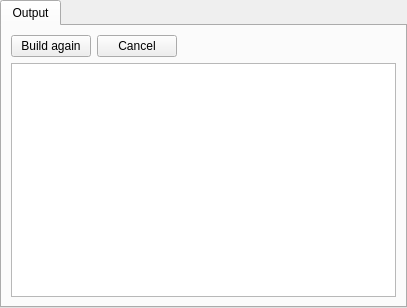
This is addons/katebuild-plugin/build.ui in KDE/kate as Qt 5 draws it before an edit. The edited form follows.
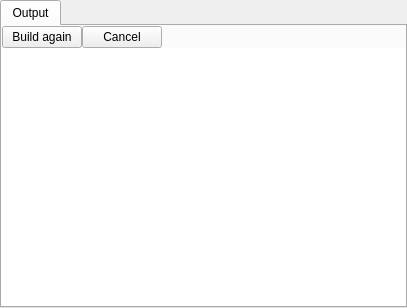
This is the edited form.

Commit message: removed frames and adjusted margins in gdb and build plugins

```diff
--- a/addons/katebuild-plugin/build.ui
+++ b/addons/katebuild-plugin/build.ui
@@ -35,7 +35,22 @@
       <attribute name="title">
        <string>Output</string>
       </attribute>
-      <layout class="QVBoxLayout" name="verticalLayout_2">      
+      <layout class="QVBoxLayout" name="verticalLayout_2">       
+       <property name="leftMargin">
+        <number>0</number>
+       </property>
+       <property name="topMargin">
+        <number>0</number>
+       </property>
+       <property name="rightMargin">
+        <number>0</number>
+       </property>
+       <property name="bottomMargin">
+        <number>0</number>
+       </property>
+       <property name="spacing">
+        <number>0</number>
+       </property>
        <item>
         <layout class="QHBoxLayout" name="u_outpTopLayout">
          <item>
@@ -76,6 +91,9 @@
        </item>
        <item>
         <widget class="QTextBrowser" name="textBrowser">
+         <property name="frameShape">
+          <enum>QFrame::NoFrame</enum>
+         </property>
          <property name="readOnly">
           <bool>true</bool>
          </property>
```
The commit also changes 3 other files.
